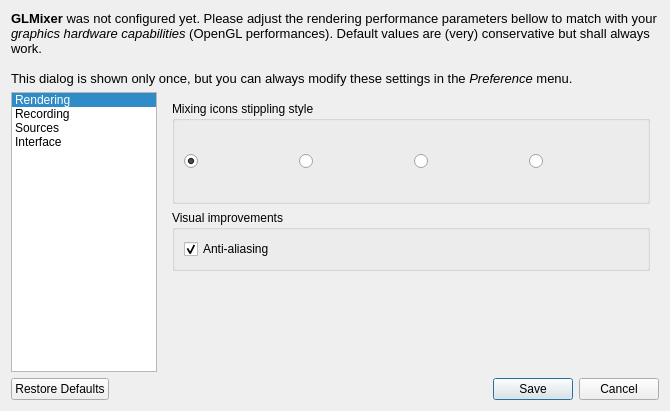
Qt form src/UserPreferencesDialog.ui (markus-wa/glmixer-mirror) before a commit.
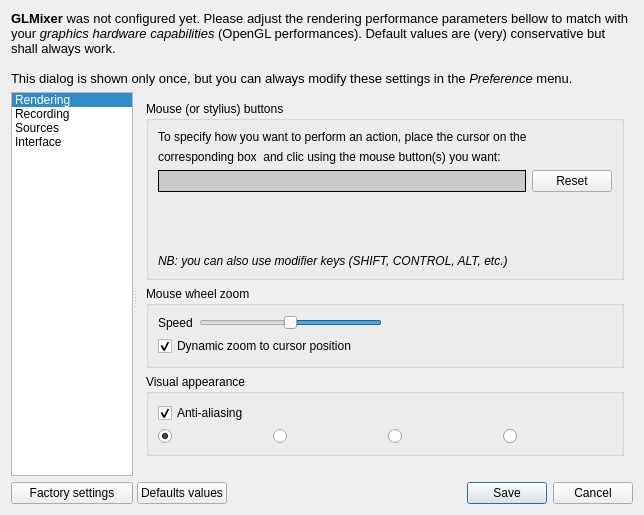
The same form after that commit. The open tabs and pages were chosen to show the change. Icons and pictures are not drawn. Custom widgets are drawn as their Qt base class.

Commit message: Implementation of customizable USER INPUTS. Implementation of Scalable Vector Graphics source. Modification of user preference dialogs (custom user buttons, zoom speed)

The edit to the form file:
```diff
--- a/src/UserPreferencesDialog.ui
+++ b/src/UserPreferencesDialog.ui
@@ -6,8 +6,8 @@
    <rect>
     <x>0</x>
     <y>0</y>
-    <width>670</width>
-    <height>411</height>
+    <width>644</width>
+    <height>515</height>
    </rect>
   </property>
   <property name="windowTitle">
@@ -17,11 +17,49 @@
    <iconset resource="../icons.qrc">
     <normaloff>:/glmixer/icons/preferences.png</normaloff>:/glmixer/icons/preferences.png</iconset>
   </property>
-  <layout class="QGridLayout" name="gridLayout_2">
-   <item row="1" column="0">
+  <layout class="QVBoxLayout" name="verticalLayout_15">
+   <item>
+    <widget class="QLabel" name="IntroTextLabel">
+     <property name="enabled">
+      <bool>true</bool>
+     </property>
+     <property name="text">
+      <string>&lt;!DOCTYPE HTML PUBLIC &quot;-//W3C//DTD HTML 4.0//EN&quot; &quot;http://www.w3.org/TR/REC-html40/strict.dtd&quot;&gt;
+&lt;html&gt;&lt;head&gt;&lt;meta name=&quot;qrichtext&quot; content=&quot;1&quot; /&gt;&lt;style type=&quot;text/css&quot;&gt;
+p, li { white-space: pre-wrap; }
+&lt;/style&gt;&lt;/head&gt;&lt;body style=&quot; font-family:'MS Shell Dlg 2'; font-size:8.25pt; font-weight:400; font-style:normal;&quot;&gt;
+&lt;p style=&quot; margin-top:0px; margin-bottom:0px; margin-left:0px; margin-right:0px; -qt-block-indent:0; text-indent:0px;&quot;&gt;&lt;span style=&quot; font-size:10pt; font-weight:600;&quot;&gt;GLMixer&lt;/span&gt;&lt;span style=&quot; font-size:10pt;&quot;&gt; was not configured yet. Please adjust the rendering performance parameters bellow to match with your &lt;/span&gt;&lt;span style=&quot; font-size:10pt; font-style:italic;&quot;&gt;graphics hardware capabilities&lt;/span&gt;&lt;span style=&quot; font-size:10pt;&quot;&gt; (OpenGL performances). Default values are (very) conservative but shall always work.&lt;/span&gt;&lt;/p&gt;
+&lt;p style=&quot;-qt-paragraph-type:empty; margin-top:0px; margin-bottom:0px; margin-left:0px; margin-right:0px; -qt-block-indent:0; text-indent:0px; font-size:10pt;&quot;&gt;&lt;/p&gt;
+&lt;p style=&quot; margin-top:0px; margin-bottom:0px; margin-left:0px; margin-right:0px; -qt-block-indent:0; text-indent:0px;&quot;&gt;&lt;span style=&quot; font-size:10pt;&quot;&gt;This dialog is shown only once, but you can always modify these settings in the &lt;/span&gt;&lt;span style=&quot; font-size:10pt; font-style:italic;&quot;&gt;Preference&lt;/span&gt;&lt;span style=&quot; font-size:10pt;&quot;&gt; menu. &lt;/span&gt;&lt;/p&gt;&lt;/body&gt;&lt;/html&gt;</string>
+     </property>
+     <property name="textFormat">
+      <enum>Qt::RichText</enum>
+     </property>
+     <property name="wordWrap">
+      <bool>true</bool>
+     </property>
+     <property name="margin">
+      <number>6</number>
+     </property>
+     <property name="textInteractionFlags">
+      <set>Qt::NoTextInteraction</set>
+     </property>
+    </widget>
+   </item>
+   <item>
+    <widget class="QSplitter" name="splitter">
+     <property name="orientation">
+      <enum>Qt::Horizontal</enum>
+     </property>
+     <property name="childrenCollapsible">
+      <bool>false</bool>
+     </property>
+     <widget class="QWidget" name="layoutWidget">
+      <layout class="QVBoxLayout" name="LayoutLeft">
+       <item>
     <widget class="QListWidget" name="listWidget">
      <property name="sizePolicy">
-      <sizepolicy hsizetype="Maximum" vsizetype="Expanding">
+          <sizepolicy hsizetype="Preferred" vsizetype="Expanding">
        <horstretch>0</horstretch>
        <verstretch>0</verstretch>
       </sizepolicy>
@@ -103,7 +141,24 @@
      </item>
     </widget>
    </item>
-   <item row="1" column="1">
+       <item>
+        <widget class="QPushButton" name="factorySettingsButton">
+         <property name="sizePolicy">
+          <sizepolicy hsizetype="Preferred" vsizetype="Fixed">
+           <horstretch>0</horstretch>
+           <verstretch>0</verstretch>
+          </sizepolicy>
+         </property>
+         <property name="text">
+          <string>Factory settings</string>
+         </property>
+        </widget>
+       </item>
+      </layout>
+     </widget>
+     <widget class="QWidget" name="layoutWidget">
+      <layout class="QVBoxLayout" name="LayoutRight">
+       <item>
     <widget class="QStackedWidget" name="stackedPreferences">
      <property name="currentIndex">
       <number>0</number>
@@ -817,18 +872,201 @@
           <string>Select the visual aspect of the icons in the mixing view.</string>
          </property>
          <property name="title">
-          <string>Mixing icons stippling style</string>
+              <string>Mouse (or stylius) buttons</string>
          </property>
          <layout class="QVBoxLayout" name="verticalLayout_7">
           <item>
+               <widget class="QLabel" name="label_4">
+                <property name="text">
+                 <string>To specify how you want to perform an action, place the cursor on the</string>
+                </property>
+               </widget>
+              </item>
+              <item>
+               <widget class="QLabel" name="label_10">
+                <property name="text">
+                 <string>corresponding box  and clic using the mouse button(s) you want:</string>
+                </property>
+               </widget>
+              </item>
+              <item>
+               <layout class="QHBoxLayout" name="horizontalLayout_8">
+                <item>
+                 <widget class="QLabel" name="label_11">
+                  <property name="sizePolicy">
+                   <sizepolicy hsizetype="MinimumExpanding" vsizetype="Preferred">
+                    <horstretch>0</horstretch>
+                    <verstretch>0</verstretch>
+                   </sizepolicy>
+                  </property>
+                  <property name="styleSheet">
+                   <string notr="true">background-color: palette(midlight);
+font: 75;</string>
+                  </property>
+                  <property name="frameShape">
+                   <enum>QFrame::Box</enum>
+                  </property>
+                  <property name="frameShadow">
+                   <enum>QFrame::Plain</enum>
+                  </property>
+                  <property name="text">
+                   <string/>
+                  </property>
+                  <property name="alignment">
+                   <set>Qt::AlignCenter</set>
+                  </property>
+                 </widget>
+                </item>
+                <item>
+                 <widget class="QPushButton" name="pushButton_2">
+                  <property name="toolTip">
+                   <string>Reset all actions</string>
+                  </property>
+                  <property name="text">
+                   <string>Reset</string>
+                  </property>
+                 </widget>
+                </item>
+               </layout>
+              </item>
+              <item>
+               <widget class="TestButtonFrame" name="ButtonTestFrame" native="true">
+                <property name="sizePolicy">
+                 <sizepolicy hsizetype="Expanding" vsizetype="Expanding">
+                  <horstretch>0</horstretch>
+                  <verstretch>0</verstretch>
+                 </sizepolicy>
+                </property>
+                <property name="minimumSize">
+                 <size>
+                  <width>0</width>
+                  <height>50</height>
+                 </size>
+                </property>
+                <property name="cursor">
+                 <cursorShape>CrossCursor</cursorShape>
+                </property>
+               </widget>
+              </item>
+              <item>
+               <widget class="QLabel" name="label_12">
+                <property name="styleSheet">
+                 <string notr="true">font: italic;</string>
+                </property>
+                <property name="text">
+                 <string>NB: you can also use modifier keys (SHIFT, CONTROL, ALT, etc.)</string>
+                </property>
+               </widget>
+              </item>
+             </layout>
+            </widget>
+           </item>
+           <item>
+            <widget class="QGroupBox" name="groupBox_2">
+             <property name="title">
+              <string>Mouse wheel zoom</string>
+             </property>
+             <layout class="QHBoxLayout" name="horizontalLayout_10">
+              <item>
+               <layout class="QVBoxLayout" name="verticalLayout_12">
+                <item>
+                 <layout class="QHBoxLayout" name="horizontalLayout_9">
+                  <item>
+                   <widget class="QLabel" name="label_13">
+                    <property name="text">
+                     <string>Speed</string>
+                    </property>
+                   </widget>
+                  </item>
+                  <item>
+                   <widget class="QSlider" name="speedZoom">
+                    <property name="toolTip">
+                     <string>How fast to zoom in or out with the mouse wheel</string>
+                    </property>
+                    <property name="minimum">
+                     <number>20</number>
+                    </property>
+                    <property name="maximum">
+                     <number>220</number>
+                    </property>
+                    <property name="singleStep">
+                     <number>5</number>
+                    </property>
+                    <property name="pageStep">
+                     <number>20</number>
+                    </property>
+                    <property name="value">
+                     <number>120</number>
+                    </property>
+                    <property name="orientation">
+                     <enum>Qt::Horizontal</enum>
+                    </property>
+                    <property name="invertedAppearance">
+                     <bool>true</bool>
+                    </property>
+                   </widget>
+                  </item>
+                 </layout>
+                </item>
+                <item>
+                 <widget class="QCheckBox" name="centeredZoom">
+                  <property name="toolTip">
+                   <string>Zoom in at the cursor position when using the mouse wheel</string>
+                  </property>
+                  <property name="text">
+                   <string>Dynamic zoom to cursor position</string>
+                  </property>
+                  <property name="checked">
+                   <bool>true</bool>
+                  </property>
+                 </widget>
+                </item>
+               </layout>
+              </item>
+              <item>
+               <widget class="TestWheelFrame" name="zoomTestFrame" native="true">
+                <property name="sizePolicy">
+                 <sizepolicy hsizetype="MinimumExpanding" vsizetype="Preferred">
+                  <horstretch>0</horstretch>
+                  <verstretch>0</verstretch>
+                 </sizepolicy>
+                </property>
+                <property name="cursor">
+                 <cursorShape>CrossCursor</cursorShape>
+                </property>
+                <property name="toolTip">
+                 <string>Try the zoom using your mouse wheel here.</string>
+                </property>
+               </widget>
+              </item>
+             </layout>
+            </widget>
+           </item>
+           <item>
+            <widget class="QGroupBox" name="VisualsGroupBox">
+             <property name="title">
+              <string>Visual appearance</string>
+             </property>
+             <layout class="QVBoxLayout" name="verticalLayout_3">
+              <item>
+               <widget class="QCheckBox" name="antiAliasing">
+                <property name="toolTip">
+                 <string>Activate to improve visual appearance</string>
+                </property>
+                <property name="text">
+                 <string>Anti-aliasing</string>
+                </property>
+                <property name="checked">
+                 <bool>true</bool>
+                </property>
+               </widget>
+              </item>
+              <item>
            <layout class="QHBoxLayout" name="horizontalLayout">
             <item>
              <widget class="QRadioButton" name="FINE">
-              <property name="minimumSize">
-               <size>
-                <width>102</width>
-                <height>62</height>
-               </size>
+                  <property name="toolTip">
+                   <string>Representation of icon transparency in mixing view</string>
               </property>
               <property name="text">
                <string/>
@@ -839,8 +1077,8 @@
               </property>
               <property name="iconSize">
                <size>
-                <width>106</width>
-                <height>80</height>
+                    <width>60</width>
+                    <height>45</height>
                </size>
               </property>
               <property name="checked">
@@ -850,11 +1088,8 @@
             </item>
             <item>
              <widget class="QRadioButton" name="GROSS">
-              <property name="minimumSize">
-               <size>
-                <width>102</width>
-                <height>62</height>
-               </size>
+                  <property name="toolTip">
+                   <string>Representation of icon transparency in mixing view</string>
               </property>
               <property name="text">
                <string/>
@@ -865,19 +1100,16 @@
               </property>
               <property name="iconSize">
                <size>
-                <width>106</width>
-                <height>80</height>
+                    <width>60</width>
+                    <height>45</height>
                </size>
               </property>
              </widget>
             </item>
             <item>
              <widget class="QRadioButton" name="CHECKERBOARD">
-              <property name="minimumSize">
-               <size>
-                <width>102</width>
-                <height>62</height>
-               </size>
+                  <property name="toolTip">
+                   <string>Representation of icon transparency in mixing view</string>
               </property>
               <property name="text">
                <string/>
@@ -888,19 +1120,16 @@
               </property>
               <property name="iconSize">
                <size>
-                <width>106</width>
-                <height>80</height>
+                    <width>60</width>
+                    <height>45</height>
                </size>
               </property>
              </widget>
             </item>
             <item>
              <widget class="QRadioButton" name="TRIANGLE">
-              <property name="minimumSize">
-               <size>
-                <width>102</width>
-                <height>62</height>
-               </size>
+                  <property name="toolTip">
+                   <string>Representation of icon transparency in mixing view</string>
               </property>
               <property name="text">
                <string/>
@@ -911,8 +1140,8 @@
               </property>
               <property name="iconSize">
                <size>
-                <width>106</width>
-                <height>80</height>
+                    <width>60</width>
+                    <height>45</height>
                </size>
               </property>
              </widget>
@@ -922,25 +1151,6 @@
          </layout>
         </widget>
        </item>
-       <item>
-        <widget class="QGroupBox" name="groupBox_2">
-         <property name="title">
-          <string>Visual improvements</string>
-         </property>
-         <layout class="QVBoxLayout" name="verticalLayout_3">
-          <item>
-           <widget class="QCheckBox" name="antiAliasing">
-            <property name="text">
-             <string>Anti-aliasing</string>
-            </property>
-            <property name="checked">
-             <bool>true</bool>
-            </property>
-           </widget>
-          </item>
-         </layout>
-        </widget>
-       </item>
        <item>
         <spacer name="verticalSpacer_2">
          <property name="orientation">
@@ -958,12 +1168,12 @@
      </widget>
     </widget>
    </item>
-   <item row="2" column="0" colspan="2">
+       <item>
     <layout class="QHBoxLayout" name="horizontalLayout_5">
      <item>
       <widget class="QPushButton" name="pushButton">
        <property name="text">
-        <string>Restore Defaults</string>
+            <string>Defaults values</string>
        </property>
       </widget>
      </item>
@@ -979,32 +1189,8 @@
      </item>
     </layout>
    </item>
-   <item row="0" column="0" colspan="2">
-    <widget class="QLabel" name="IntroTextLabel">
-     <property name="enabled">
-      <bool>true</bool>
-     </property>
-     <property name="text">
-      <string>&lt;!DOCTYPE HTML PUBLIC &quot;-//W3C//DTD HTML 4.0//EN&quot; &quot;http://www.w3.org/TR/REC-html40/strict.dtd&quot;&gt;
-&lt;html&gt;&lt;head&gt;&lt;meta name=&quot;qrichtext&quot; content=&quot;1&quot; /&gt;&lt;style type=&quot;text/css&quot;&gt;
-p, li { white-space: pre-wrap; }
-&lt;/style&gt;&lt;/head&gt;&lt;body style=&quot; font-family:'MS Shell Dlg 2'; font-size:8.25pt; font-weight:400; font-style:normal;&quot;&gt;
-&lt;p style=&quot; margin-top:0px; margin-bottom:0px; margin-left:0px; margin-right:0px; -qt-block-indent:0; text-indent:0px;&quot;&gt;&lt;span style=&quot; font-size:10pt; font-weight:600;&quot;&gt;GLMixer&lt;/span&gt;&lt;span style=&quot; font-size:10pt;&quot;&gt; was not configured yet. Please adjust the rendering performance parameters bellow to match with your &lt;/span&gt;&lt;span style=&quot; font-size:10pt; font-style:italic;&quot;&gt;graphics hardware capabilities&lt;/span&gt;&lt;span style=&quot; font-size:10pt;&quot;&gt; (OpenGL performances). Default values are (very) conservative but shall always work.&lt;/span&gt;&lt;/p&gt;
-&lt;p style=&quot;-qt-paragraph-type:empty; margin-top:0px; margin-bottom:0px; margin-left:0px; margin-right:0px; -qt-block-indent:0; text-indent:0px; font-size:10pt;&quot;&gt;&lt;/p&gt;
-&lt;p style=&quot; margin-top:0px; margin-bottom:0px; margin-left:0px; margin-right:0px; -qt-block-indent:0; text-indent:0px;&quot;&gt;&lt;span style=&quot; font-size:10pt;&quot;&gt;This dialog is shown only once, but you can always modify these settings in the &lt;/span&gt;&lt;span style=&quot; font-size:10pt; font-style:italic;&quot;&gt;Preference&lt;/span&gt;&lt;span style=&quot; font-size:10pt;&quot;&gt; menu. &lt;/span&gt;&lt;/p&gt;&lt;/body&gt;&lt;/html&gt;</string>
-     </property>
-     <property name="textFormat">
-      <enum>Qt::RichText</enum>
-     </property>
-     <property name="wordWrap">
-      <bool>true</bool>
-     </property>
-     <property name="margin">
-      <number>6</number>
-     </property>
-     <property name="textInteractionFlags">
-      <set>Qt::NoTextInteraction</set>
-     </property>
+      </layout>
+     </widget>
     </widget>
    </item>
   </layout>
@@ -1016,6 +1202,27 @@
    <header location="global">SourcePropertyBrowser.h</header>
    <container>1</container>
   </customwidget>
+  <customwidget>
+   <class>TestButtonFrame</class>
+   <extends>QWidget</extends>
+   <header>testbuttonframe.h</header>
+   <container>1</container>
+   <slots>
+    <signal>inputChanged(QString)</signal>
+    <slot>reset()</slot>
+    <slot>unset()</slot>
+   </slots>
+  </customwidget>
+  <customwidget>
+   <class>TestWheelFrame</class>
+   <extends>QWidget</extends>
+   <header>testwheelframe.h</header>
+   <container>1</container>
+   <slots>
+    <slot>setSpeed(int)</slot>
+    <slot>setCentered(bool)</slot>
+   </slots>
+  </customwidget>
  </customwidgets>
  <resources>
   <include location="../images.qrc"/>
```
Left out of the diff: 114 changed lines with no effect on the pictures. Lines whose indentation alone changed are shown as unchanged. The commit also changes 33 other files.
